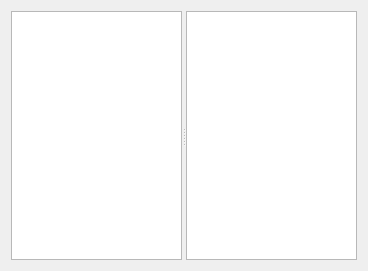
Qt form src/svnfrontend/treeWidget.ui (KDE/kdesvn) before a commit.
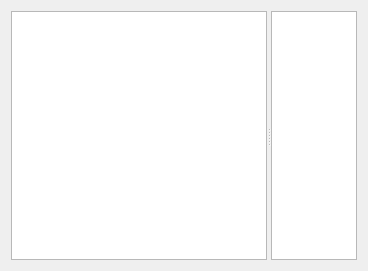
The same form after that commit.

What changed in the file:
```diff
--- a/src/svnfrontend/treeWidget.ui
+++ b/src/svnfrontend/treeWidget.ui
@@ -28,16 +28,22 @@
       <number>4</number>
      </property>
      <widget class="QTreeView" name="m_DirTreeView" >
+      <property name="sizePolicy" >
+       <sizepolicy vsizetype="Expanding" hsizetype="Expanding" >
+        <horstretch>0</horstretch>
+        <verstretch>0</verstretch>
+       </sizepolicy>
+      </property>
       <property name="sortingEnabled" >
        <bool>true</bool>
       </property>
      </widget>
      <widget class="QTreeView" name="m_TreeView" >
-      <property name="sizeIncrement" >
-       <size>
-        <width>2</width>
-        <height>0</height>
-       </size>
+      <property name="sizePolicy" >
+       <sizepolicy vsizetype="Expanding" hsizetype="Expanding" >
+        <horstretch>2</horstretch>
+        <verstretch>0</verstretch>
+       </sizepolicy>
       </property>
       <property name="contextMenuPolicy" >
        <enum>Qt::CustomContextMenu</enum>
```
Left out of the diff: 2 changed lines with no effect on the pictures.
